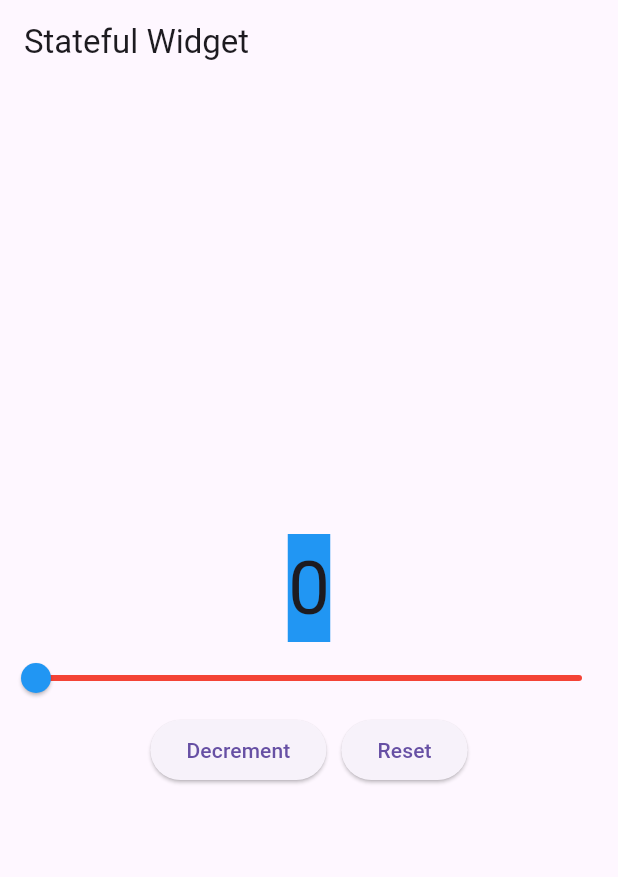
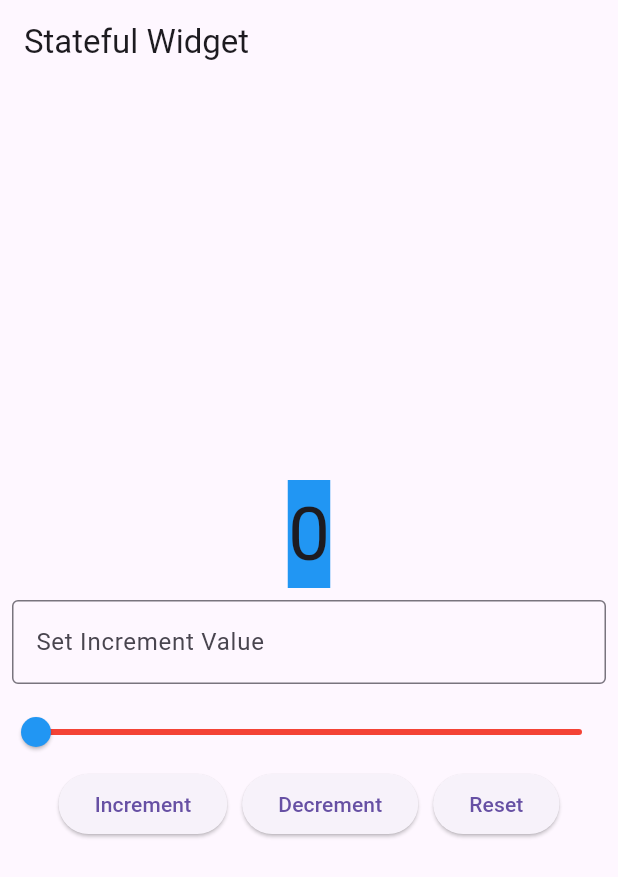
Before and after one commit to slowwwwpoke/counter, a Flutter app: the screen it shows after launch, on a phone screen of 412 x 824 dp. Shown: the top 877 px of the screen. Run offline on Flutter 3.47's test engine with Material 3 defaults, Android fonts, the phone set to English and light mode, and no system bars.

Commit message:
Added Increment and custom Increment value

```diff
--- a/lib/main.dart
+++ b/lib/main.dart
@@ -23,6 +23,8 @@ class CounterWidget extends StatefulWidget {
 
 class _CounterWidgetState extends State<CounterWidget> {
   int _counter = 0;
+  int _incrementValue = 1;
+  final TextEditingController _controller = TextEditingController();
 
   void _decrement() {
     setState(() {
@@ -35,6 +37,21 @@ class _CounterWidgetState extends State<CounterWidget> {
   void _reset() {
     setState(() {
       _counter = 0;
+    });
+  }
+
+  void _setIncrementValue(String value) {
+    final int? newValue = int.tryParse(value);
+    if (newValue != null && newValue > 0) {
+      setState(() {
+        _incrementValue = newValue;
+      });
+    }
+  }
+
+  void _increment() {
+    setState(() {
+      _counter += _incrementValue;
     });
   }
 
@@ -56,6 +73,18 @@ class _CounterWidgetState extends State<CounterWidget> {
               ),
             ),
           ),
+          Padding(
+            padding: const EdgeInsets.all(8.0),
+            child: TextField(
+              controller: _controller,
+              keyboardType: TextInputType.number,
+              decoration: InputDecoration(
+                labelText: "Set Increment Value",
+                border: OutlineInputBorder(),
+              ),
+              onChanged: _setIncrementValue,
+            ),
+          ),
           Slider(
             min: 0,
             max: 100,
@@ -72,6 +101,11 @@ class _CounterWidgetState extends State<CounterWidget> {
             mainAxisAlignment: MainAxisAlignment.center,
             children: [
               ElevatedButton(
+                onPressed: _increment,
+                child: Text("Increment"),
+              ),
+              SizedBox(width: 10),
+              ElevatedButton(
                 onPressed: _decrement,
                 child: Text("Decrement"),
               ),
```
